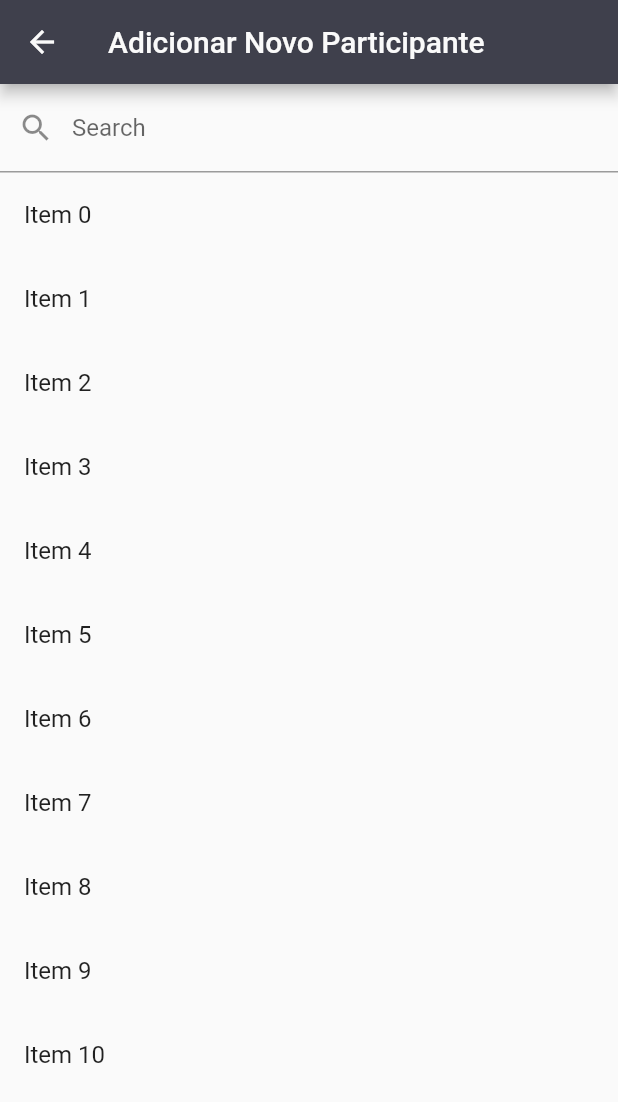
After one commit to FirefliesDev/mypresence, a Flutter app: the CreateNewParticipant screen opened directly, on a phone screen of 412 x 824 dp. The commit adds this screen. Shown: the top 1102 px of the screen. Run offline on Flutter 3.47's test engine with Material 2 defaults, Android fonts, the phone set to English and light mode, and no system bars; our stand-ins replace badges, firebase_auth, firebase_database, flutter_calendar_carousel, flutter_datetime_picker, flutter_speed_dial and 3 more; missing offline and left inert: barcode_scan; accounts and stored records are empty.

Commit message:
ListTile funcionando com search

```diff
--- /dev/null
+++ b/lib/ui/activities/create_new_participant.dart
@@ -0,0 +1,106 @@
+import 'package:firebase_auth/firebase_auth.dart';
+import 'package:flutter/material.dart';
+import 'package:mypresence/utils/colors_palette.dart';
+import 'package:mypresence/utils/transitions/fade_route.dart';
+
+class CreateNewParticipant extends StatefulWidget {
+  final String eventName;
+  final String eventDescription;
+  final VoidCallback onSignedOut;
+  final FirebaseUser currentUser;
+
+  CreateNewParticipant({
+    this.eventName,
+    this.eventDescription,
+    this.currentUser,
+    this.onSignedOut,
+  });
+
+  @override
+  _CreateNewParticipantState createState() => _CreateNewParticipantState();
+}
+
+class _CreateNewParticipantState extends State<CreateNewParticipant> {
+  //LÓGICA LISTA
+  TextEditingController editingController = TextEditingController();
+  final duplicateItems = List<String>.generate(11, (i) => "Item $i");
+  var items = List<String>();
+
+  @override
+  void initState() {
+    items.addAll(duplicateItems);
+    super.initState();
+  }
+
+  void filterSearchResults(String query) {
+    List<String> dummySearchList = List<String>();
+    dummySearchList.addAll(duplicateItems);
+    if(query.isNotEmpty) {
+      List<String> dummyListData = List<String>();
+      dummySearchList.forEach((item) {
+        if(item.contains(query)) {
+          dummyListData.add(item);
+        }
+      });
+      setState(() {
+        items.clear();
+        items.addAll(dummyListData);
+      });
+      return;
+    } else {
+      setState(() {
+        items.clear();
+        items.addAll(duplicateItems);
+      });
+    }
+  }
+
+
+  @override
+  Widget build(BuildContext context) {
+    return Scaffold(
+      appBar: _buildAppBar(),
+      body: Container(
+        child: SafeArea(
+          child: Column(
+            children: <Widget>[
+              TextField(
+                onChanged: (value) {
+                  filterSearchResults(value);
+                },
+                controller: editingController,
+                decoration: InputDecoration(
+                  labelText: "Search",
+                  hintText: "Search",
+                  prefixIcon: Icon(Icons.search),
+                ),
+              ),
+              Expanded(
+                child:
+                ListView.builder(
+                  shrinkWrap: true,
+                  itemCount: items.length,
+                  itemBuilder: (context, index) {
+                    return ListTile(
+                      title: Text('${items[index]}'),
+                    );
+                  },
+                ),
+              ),
+            ],
+          ),
+        ),
+      ),
+    );
+  }
+}
+
+Widget _buildAppBar() {
+  return AppBar(
+    title: Text(
+      'Adicionar Novo Participante',
+      style: TextStyle(color: ColorsPalette.textColorLight),
+    ),
+    iconTheme: IconThemeData(color: ColorsPalette.textColorLight),
+  );
+}
--- a/lib/ui/activities/event_details_management.dart
+++ b/lib/ui/activities/event_details_management.dart
@@ -8,6 +8,7 @@ import 'package:mypresence/model/event.dart';
 import 'package:mypresence/model/occurrence.dart';
 import 'package:mypresence/model/user.dart';
 import 'package:mypresence/ui/activities/create_event_occurrences.dart';
+import 'package:mypresence/ui/activities/create_new_participant.dart';
 import 'package:mypresence/ui/widgets/custom_expansion_tile.dart' as cet;
 import 'package:mypresence/ui/widgets/custom_list_tile_item.dart';
 import 'package:mypresence/ui/activities/details_occurrence.dart';
@@ -162,7 +163,16 @@ class _EventDetailsState extends State<EventDetails> {
               backgroundColor: Colors.green,
               label: 'Novo Participante',
               labelStyle: TextStyle(fontSize: 18.0),
-              onTap: () => print('add_participant')),
+              onTap: () {
+                Navigator.push(
+                  context,
+                  FadeRoute(
+                    page: CreateNewParticipant(
+
+                    ),
+                  ),
+                );
+              }),
           SpeedDialChild(
             child: Icon(Icons.event),
             backgroundColor: Colors.blue,
```
